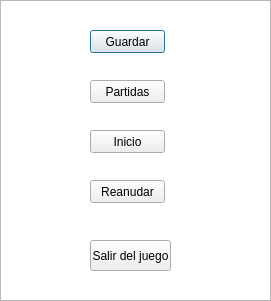
The window that menupausa.ui (SantiagoTadio/SpaceOdissey2) describes before a commit, drawn with Qt 5.
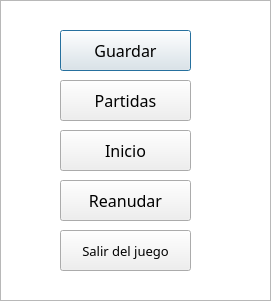
The same window after the commit.

What changed in the file:
```diff
--- a/menupausa.ui
+++ b/menupausa.ui
@@ -26,12 +26,18 @@
   <widget class="QPushButton" name="guardar">
    <property name="geometry">
     <rect>
-     <x>90</x>
+     <x>60</x>
      <y>30</y>
-     <width>75</width>
-     <height>23</height>
+     <width>131</width>
+     <height>41</height>
     </rect>
    </property>
+   <property name="font">
+    <font>
+     <family>BankGothic Md BT</family>
+     <pointsize>12</pointsize>
+    </font>
+   </property>
    <property name="text">
     <string>Guardar</string>
    </property>
@@ -39,12 +45,18 @@
   <widget class="QPushButton" name="partidas">
    <property name="geometry">
     <rect>
-     <x>90</x>
+     <x>60</x>
      <y>80</y>
-     <width>75</width>
-     <height>23</height>
+     <width>131</width>
+     <height>41</height>
     </rect>
    </property>
+   <property name="font">
+    <font>
+     <family>BankGothic Md BT</family>
+     <pointsize>12</pointsize>
+    </font>
+   </property>
    <property name="text">
     <string>Partidas</string>
    </property>
@@ -52,12 +64,18 @@
   <widget class="QPushButton" name="salir">
    <property name="geometry">
     <rect>
-     <x>90</x>
-     <y>240</y>
-     <width>81</width>
-     <height>31</height>
+     <x>60</x>
+     <y>230</y>
+     <width>131</width>
+     <height>41</height>
     </rect>
    </property>
+   <property name="font">
+    <font>
+     <family>BankGothic Md BT</family>
+     <pointsize>10</pointsize>
+    </font>
+   </property>
    <property name="text">
     <string>Salir del juego</string>
    </property>
@@ -65,12 +83,18 @@
   <widget class="QPushButton" name="inicio">
    <property name="geometry">
     <rect>
-     <x>90</x>
+     <x>60</x>
      <y>130</y>
-     <width>75</width>
-     <height>23</height>
+     <width>131</width>
+     <height>41</height>
     </rect>
    </property>
+   <property name="font">
+    <font>
+     <family>BankGothic Md BT</family>
+     <pointsize>12</pointsize>
+    </font>
+   </property>
    <property name="text">
     <string>Inicio</string>
    </property>
@@ -78,12 +102,18 @@
   <widget class="QPushButton" name="reanudar">
    <property name="geometry">
     <rect>
-     <x>90</x>
+     <x>60</x>
      <y>180</y>
-     <width>75</width>
-     <height>23</height>
+     <width>131</width>
+     <height>41</height>
     </rect>
    </property>
+   <property name="font">
+    <font>
+     <family>BankGothic Md BT</family>
+     <pointsize>12</pointsize>
+    </font>
+   </property>
    <property name="text">
     <string>Reanudar</string>
    </property>
```
